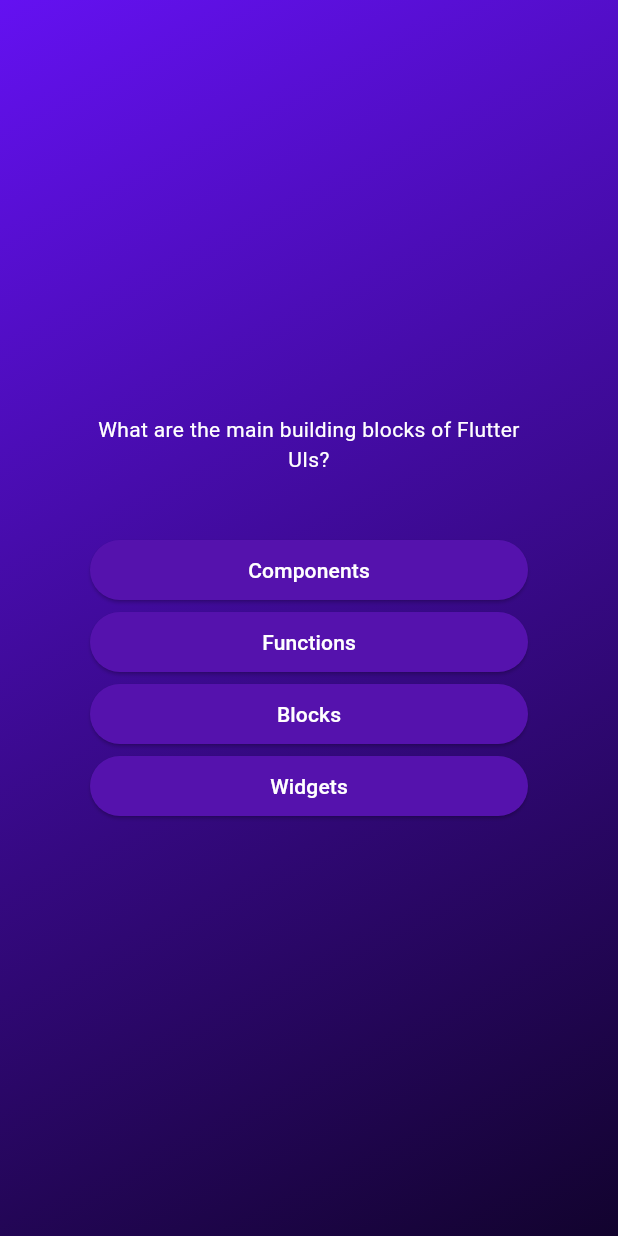
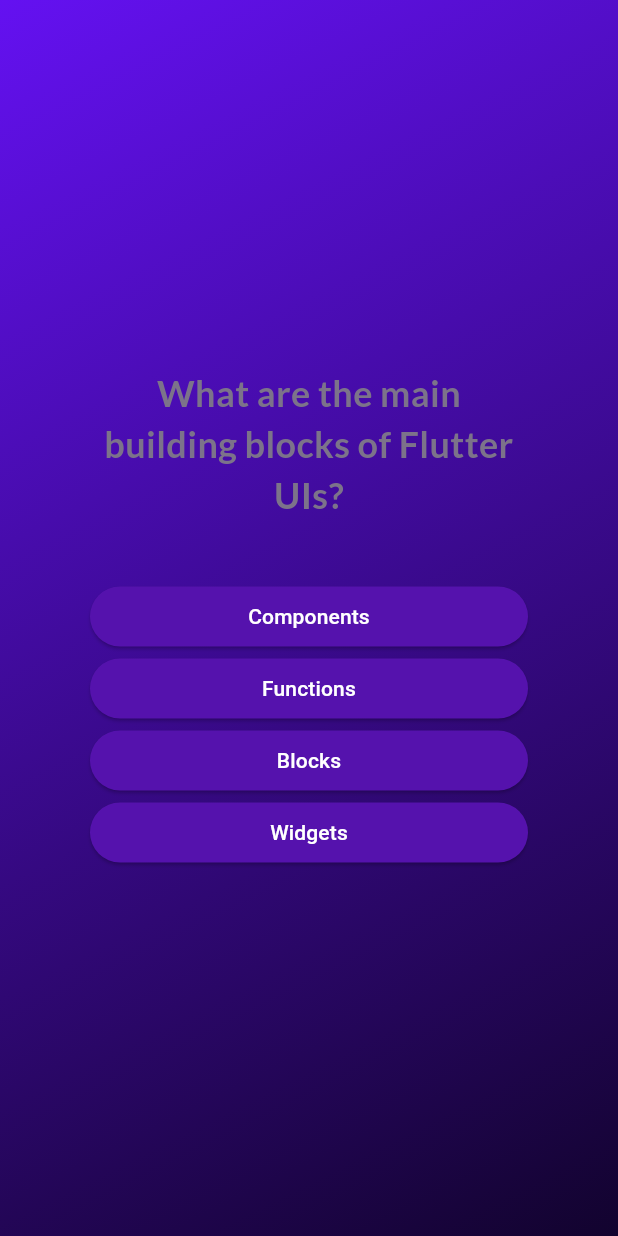
Before and after one commit to gageb3/flutter-quiz-app, a Flutter app: the screen it shows after launch, after a tap on "Start Quiz!", on a phone screen of 412 x 824 dp. Run offline on Flutter 3.47's test engine with Material 3 defaults, Android fonts, the phone set to English and light mode, and no system bars; our stand-ins replace google_fonts.

Commit message:
continued code

```diff
--- a/lib/answer_button.dart
+++ b/lib/answer_button.dart
@@ -24,7 +24,7 @@ class AnswerButton extends StatelessWidget {
             shape: RoundedRectangleBorder(borderRadius: BorderRadius.circular(40)
             ),
           ),
-          child: Text(answerText),
+          child: Text(answerText, textAlign: TextAlign.center),
           );
 
   }
--- a/lib/questions_screen.dart
+++ b/lib/questions_screen.dart
@@ -1,10 +1,13 @@
 //stateful widget return text widget
 import 'package:flutter/material.dart';
+import 'package:google_fonts/google_fonts.dart';
 import 'package:quiz_app/answer_button.dart';
 import 'package:quiz_app/data/questions.dart';
 
 class QuestionsScreen extends StatefulWidget {
-  const QuestionsScreen({super.key});
+  const QuestionsScreen({super.key, required this.onSelectAnswer,});
+
+  final void Function(String answer) onSelectAnswer;
   @override
   State<QuestionsScreen> createState() {
     return _QuestionsScreenState();
@@ -14,7 +17,8 @@ class QuestionsScreen extends StatefulWidget {
 class _QuestionsScreenState extends State<QuestionsScreen> {
   var currentQuestionIndex = 0;
 
-  void answerQuestion () {
+  void answerQuestion (String selectedAnswer) {
+    widget.onSelectAnswer(selectedAnswer);
     //currentQuestionIndex += 1;
     setState(() {
       currentQuestionIndex++;
@@ -34,8 +38,10 @@ class _QuestionsScreenState extends State<QuestionsScreen> {
           children: [
             Text(
               currentQuestion.text,
-              style: const TextStyle(
-                color: Colors.white
+              style: GoogleFonts.lato(
+                color: const Color.fromARGB(255, 124, 115, 138),
+                fontSize: 24,
+                fontWeight: FontWeight.bold,
                 ),
                 textAlign: TextAlign.center,
             ),
--- a/lib/quiz.dart
+++ b/lib/quiz.dart
@@ -17,7 +17,12 @@ class Quiz extends StatefulWidget {
 class _QuizState extends State<Quiz> {
   // This variable tracks which screen should currently be shown.
   // It starts with the StartScreen widget.
+  final List<String> selectedAnswers = [];
   var activeScreen = 'start-screen';
+
+  void chooseAnswer(String answer){
+    selectedAnswers.add(answer);
+  }
 
   // @override
   // void initState() {
@@ -41,7 +46,7 @@ class _QuizState extends State<Quiz> {
     Widget screenWidget = StartScreen(switchScreen);
 
     if (activeScreen == 'questions-screen') {
-      screenWidget = const QuestionsScreen();
+      screenWidget = QuestionsScreen(onSelectAnswer: chooseAnswer);
     }
 
 
--- a/pubspec.yaml
+++ b/pubspec.yaml
@@ -34,6 +34,7 @@ dependencies:
   # The following adds the Cupertino Icons font to your application.
   # Use with the CupertinoIcons class for iOS style icons.
   cupertino_icons: ^1.0.8
+  google_fonts: ^6.3.1
 
 dev_dependencies:
   flutter_test:
```
Also changed, not shown: pubspec.lock, 1 other file.
